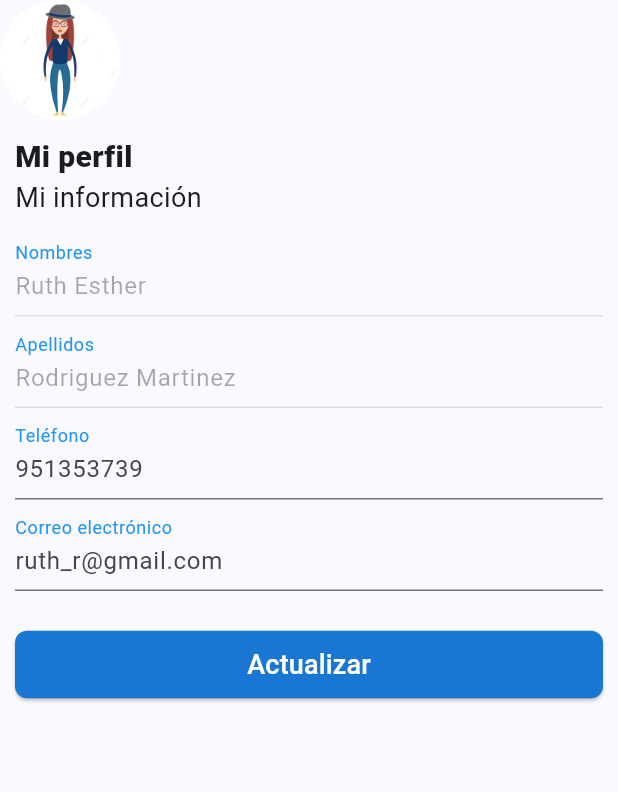
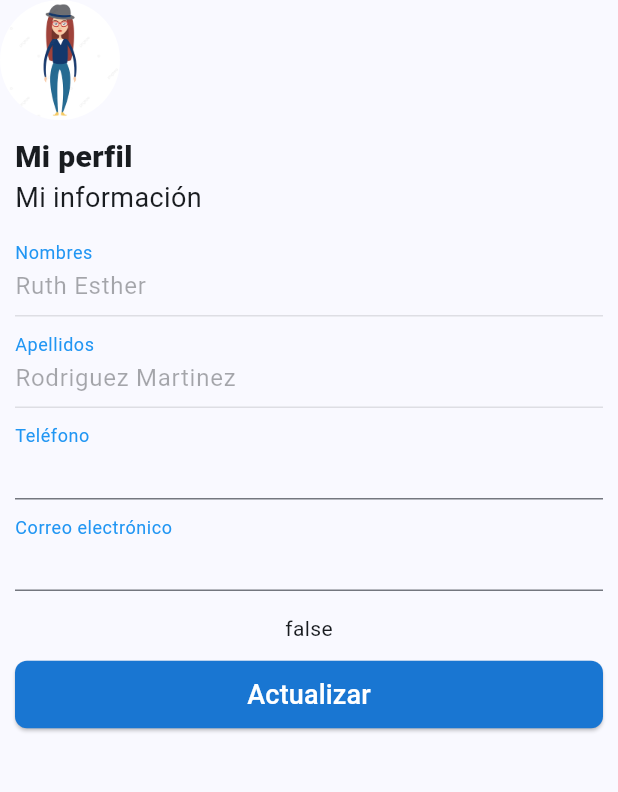
Before and after one commit to SebastianQuis/dental-care-flutter, a Flutter app: the PerfilScreen screen opened by its route, on a phone screen of 412 x 824 dp, the part 279-1071 px from its top. Run offline on Flutter 3.47's test engine with Material 2 defaults, Android fonts, the phone set to English and light mode, and no system bars; our stand-ins replace animate_do, flutter_secure_storage, shared_preferences; accounts and stored records are empty; network calls fail.

Commit message:
v 1.0.2 - aplicacion terminada

```diff
--- a/lib/config/services/auth_service.dart
+++ b/lib/config/services/auth_service.dart
@@ -59,8 +59,6 @@ class AuthService extends ChangeNotifier{
     final respuesta = await http.post(url, body: json.encode(autenticacionData));
     final Map<String, dynamic> respuestaDecodificada = json.decode(respuesta.body);
 
-    // print(UsuarioResponse.fromJson(respuestaDecodificada));
-
     if (respuestaDecodificada.containsKey('idToken')) {
       if (savePassword == true) {
         await storage.write(key: 'idToken', value: respuestaDecodificada['idToken']);
--- a/lib/config/services/cita_service.dart
+++ b/lib/config/services/cita_service.dart
@@ -19,6 +19,8 @@ class CitaService extends ChangeNotifier {
 
   Future<String?> crearCita(Cita cita) async {
     try {
+
+
       isLoading = true;
       final url = Uri.https(_baseURL, 'citas.json');
       final rspta = await http.post(url, body: cita.toRawJson());
--- a/lib/presentation/screens/cita_reprograma_screen.dart
+++ b/lib/presentation/screens/cita_reprograma_screen.dart
@@ -12,6 +12,7 @@ import 'package:dental_care_app/presentation/widgets/widgets.dart';
 
 class CitaReprogramaScreen extends StatelessWidget {
   static const nombre = 'reprogramaScreen';
+  const CitaReprogramaScreen({super.key});
 
   @override
   Widget build(BuildContext context) {
--- a/lib/presentation/screens/perfil_screen.dart
+++ b/lib/presentation/screens/perfil_screen.dart
@@ -1,10 +1,15 @@
 import 'package:flutter/material.dart';
 
+import 'package:provider/provider.dart';
+
+import 'package:dental_care_app/domain/entities/entities.dart';
 import 'package:dental_care_app/presentation/drawer/drawer_menu.dart';
+import 'package:dental_care_app/config/services/services.dart';
 import 'package:dental_care_app/presentation/widgets/widgets.dart';
 
 class PerfilScreen extends StatelessWidget {
   static const nombre = 'perfilScreen';
+  const PerfilScreen({super.key});
 
   @override
   Widget build(BuildContext context) {
@@ -13,11 +18,11 @@ class PerfilScreen extends StatelessWidget {
         elevation: 0,
       ),
 
-      drawer: DrawerMenu(),
+      drawer: const DrawerMenu(),
 
       body: SafeArea(
         child: SingleChildScrollView(
-          physics: BouncingScrollPhysics(),
+          physics: const BouncingScrollPhysics(),
           child: Column(
             children: [
 
@@ -25,10 +30,10 @@ class PerfilScreen extends StatelessWidget {
                 height: 130
               ),
 
-              Cabezera(),
+              const Cabezera(),
 
 
-              Body(),
+              const Body(),
 
             ],
           ),
@@ -43,9 +48,15 @@ class Body extends StatelessWidget {
 
   @override
   Widget build(BuildContext context) {
+    final usuarioService = Provider.of<UsuarioService>(context);
+    final authService = Provider.of<AuthService>(context);
+    final usuarioLogueado = Provider.of<UsuarioService>(context).usuarioLogeado;
+
+    print('${authService.usuario!.idToken}');
+
     return Container(
       // color: Colors.green[100],
-      margin: EdgeInsets.symmetric(horizontal: 10, vertical: 10),
+      margin: const EdgeInsets.symmetric(horizontal: 10, vertical: 10),
       child: Column(
         children: [
 
@@ -65,23 +76,48 @@ class Body extends StatelessWidget {
           InputForm(
             textInputType: TextInputType.number,
             labelText: 'Teléfono',
-            hintText: '951353739'
+            hintText: usuarioLogueado!.celular,
+            onChanged: (value) => usuarioLogueado.celular = value,
           ),
 
           InputForm(
             textInputType: TextInputType.emailAddress,
             labelText: 'Correo electrónico',
-            hintText: 'ruth_r@gmail.com'
+            hintText: usuarioLogueado.email,
+            onChanged: (value) => usuarioLogueado.email = value,
           ),
 
-          SizedBox(height: 10,),
+          const SizedBox(height: 10,),
+
+          Text('${usuarioService.isLoading}'),
+
 
           Padding(
             padding: const EdgeInsets.symmetric(vertical: 10),
             child: ButtonBlue(
-              onPressed: () {
+              onPressed: usuarioService.isLoading
+                ? null
+                : () async {
 
-              },
+                  FocusScope.of(context).unfocus();
+                  // usuarioService.isLoading = true;
+                  final newUser = Usuario(
+                    apellidos: usuarioLogueado.apellidos,
+                    celular: usuarioLogueado.celular,
+                    email: usuarioLogueado.email,
+                    nacimiento: usuarioLogueado.nacimiento,
+                    nombre: usuarioLogueado.nombre,
+                    password: usuarioLogueado.password,
+                    id: usuarioLogueado.id
+                  );
+
+                  String rspt = await usuarioService.actualizarUsuario(newUser);
+                  if (rspt == 'ok') {
+                    NotificacionService.showSnackBar('Actualizado correctamente', Colors.black45);
+                  } else {
+                    NotificacionService.showSnackBar('No se pudo actualizar', Colors.redAccent);
+                  }
+                },
               nombre: 'Actualizar'
             ),
           ),
@@ -116,7 +152,7 @@ class Cabezera extends StatelessWidget {
               ),
             ),
           ),
-          SizedBox(height: 10,),
+          const SizedBox(height: 10,),
 
           TitleSubTitle(
             title: 'Mi perfil',
```
Also changed, not shown: lib/config/services/usuario_service.dart (+17 -1 lines), lib/presentation/screens/carga_screen.dart (+3 -4 lines), lib/presentation/screens/recupera_clave.dart (+8 -28 lines).
